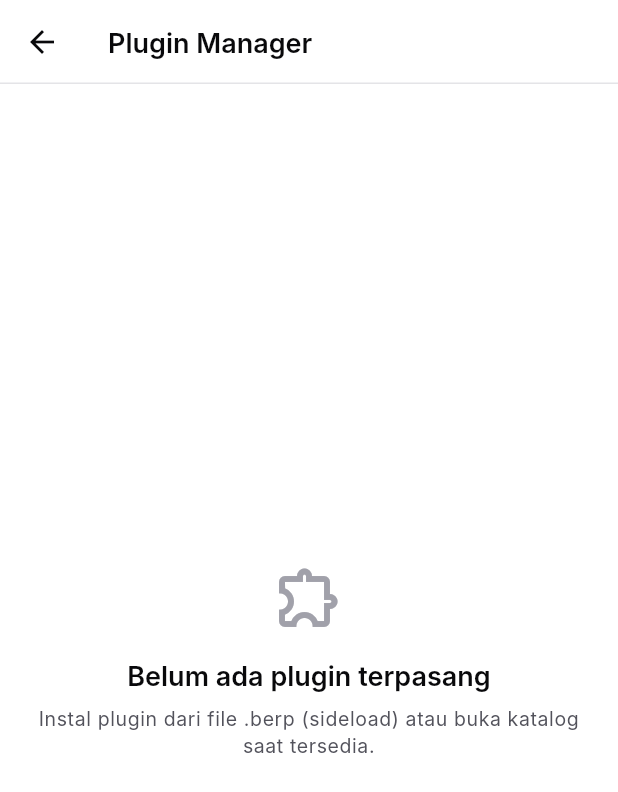
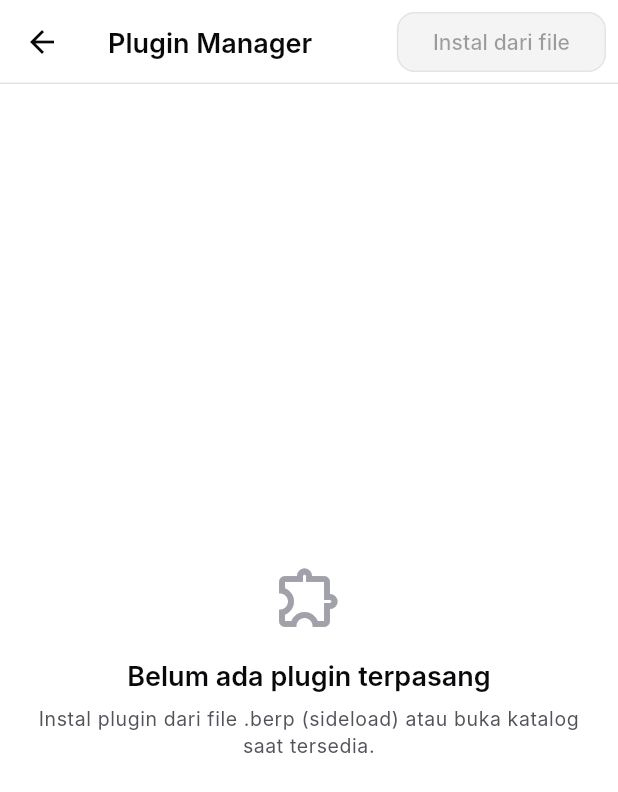
Before and after one commit to bufferite/bufferite, a Flutter app: the PluginManagerPage screen opened directly, on a phone screen of 412 x 824 dp. Shown: the top 792 px of the screen. Run offline on Flutter 3.47's test engine with Material 3 defaults, Android fonts, the phone set to English and light mode, and no system bars; our stand-ins replace file_picker, flutter_riverpod, sqflite; accounts and stored records are empty; Roboto replaces fonts that are missing (Inter).

Commit message:
feat: list installed plugins in manager (F11-T01)

```diff
--- a/lib/core/storage/storage_providers.dart
+++ b/lib/core/storage/storage_providers.dart
@@ -1,5 +1,6 @@
 import 'package:flutter_riverpod/flutter_riverpod.dart';
 
+import '../../features/plugins/plugin_repository.dart';
 import '../../features/recipe/recipe_repository.dart';
 import '../../features/settings/settings_repository.dart';
 import '../storage/app_database.dart';
@@ -14,3 +15,7 @@ final settingsRepositoryProvider = Provider<SettingsRepository>(
 final recipeRepositoryProvider = Provider<RecipeRepository>(
   (ref) => RecipeRepository(ref.watch(appDatabaseProvider)),
 );
+
+final pluginRepositoryProvider = Provider<PluginRepository>(
+  (ref) => PluginRepository(ref.watch(appDatabaseProvider)),
+);
--- a/lib/features/plugins/plugin_manager_page.dart
+++ b/lib/features/plugins/plugin_manager_page.dart
@@ -1,22 +1,113 @@
 import 'package:flutter/material.dart';
+import 'package:flutter_riverpod/flutter_riverpod.dart';
 
+import '../../core/plugin/installed_plugin.dart';
+import '../../core/plugin/semantic_version.dart';
+import '../../core/ui/components/app_badge.dart';
 import '../../core/ui/components/empty_state.dart';
+import '../../core/ui/design_tokens.dart';
+import 'plugin_providers.dart';
 
-/// Placeholder Plugin Manager. Daftar plugin, sideload, dan katalog diisi F11.
-class PluginManagerPage extends StatelessWidget {
+/// Daftar plugin terpasang sesuai `DESIGN.md` §6.5.
+class PluginManagerPage extends ConsumerWidget {
   const PluginManagerPage({super.key});
 
   @override
-  Widget build(BuildContext context) {
+  Widget build(BuildContext context, WidgetRef ref) {
+    final appVersion = ref.watch(appVersionProvider);
+    final plugins = ref.watch(installedPluginsProvider);
+
     return Scaffold(
-      appBar: AppBar(title: const Text('Plugin Manager')),
-      body: const EmptyState(
-        icon: Icons.extension_outlined,
-        title: 'Belum ada plugin terpasang',
-        description:
-            'Instal plugin dari file .berp (sideload) atau buka katalog '
-            'saat tersedia.',
+      appBar: AppBar(
+        title: const Text('Plugin Manager'),
+        actions: <Widget>[
+          const Padding(
+            padding: EdgeInsets.all(AppSpacing.sm),
+            child: OutlinedButton(
+              onPressed: null,
+              child: Text('Instal dari file'),
+            ),
+          ),
+        ],
+      ),
+      body: plugins.when(
+        loading: () => const Center(child: CircularProgressIndicator()),
+        error: (error, stackTrace) => EmptyState(
+          icon: Icons.error_outline,
+          title: 'Gagal memuat plugin',
+          description: error.toString(),
+        ),
+        data: (items) => items.isEmpty
+            ? const EmptyState(
+                icon: Icons.extension_outlined,
+                title: 'Belum ada plugin terpasang',
+                description:
+                    'Instal plugin dari file .berp (sideload) atau buka '
+                    'katalog saat tersedia.',
+              )
+            : ListView.separated(
+                padding: const EdgeInsets.all(AppSpacing.lg),
+                itemCount: items.length,
+                separatorBuilder: (context, index) =>
+                    const SizedBox(height: AppSpacing.sm),
+                itemBuilder: (context, index) =>
+                    _tile(context, items[index], appVersion),
+              ),
       ),
     );
   }
+
+  Widget _tile(
+    BuildContext context,
+    InstalledPlugin plugin,
+    SemanticVersion appVersion,
+  ) {
+    final manifest = plugin.manifest;
+    final status = plugin.statusFor(appVersion);
+    return Card(
+      child: ListTile(
+        title: Text(manifest.name),
+        subtitle: Column(
+          crossAxisAlignment: CrossAxisAlignment.start,
+          children: <Widget>[
+            Text('${manifest.pluginId} · v${manifest.version}'),
+            const SizedBox(height: AppSpacing.xs),
+            Text(
+              'Sumber: ${plugin.source.name} · Izin: '
+              '${manifest.permissions.map((p) => p.wireName).join(', ')}',
+              style: Theme.of(context).textTheme.bodySmall,
+            ),
+          ],
+        ),
+        isThreeLine: true,
+        trailing: Column(
+          mainAxisSize: MainAxisSize.min,
+          crossAxisAlignment: CrossAxisAlignment.end,
+          children: <Widget>[
+            AppBadge(label: manifest.tier.name),
+            const SizedBox(height: AppSpacing.xs),
+            _statusBadge(status),
+          ],
+        ),
+      ),
+    );
+  }
+
+  Widget _statusBadge(PluginStatus status) {
+    return switch (status) {
+      PluginStatus.active => const AppBadge(
+        label: 'aktif',
+        tone: AppBadgeTone.success,
+      ),
+      PluginStatus.disabled => const AppBadge(label: 'nonaktif'),
+      PluginStatus.unverified => const AppBadge(
+        label: 'unverified',
+        tone: AppBadgeTone.warning,
+      ),
+      PluginStatus.incompatible => const AppBadge(
+        label: 'inkompatibel',
+        tone: AppBadgeTone.danger,
+      ),
+    };
+  }
 }
--- /dev/null
+++ b/lib/features/plugins/plugin_providers.dart
@@ -0,0 +1,15 @@
+import 'package:flutter_riverpod/flutter_riverpod.dart';
+
+import '../../core/plugin/installed_plugin.dart';
+import '../../core/plugin/semantic_version.dart';
+import '../../core/storage/storage_providers.dart';
+
+/// Versi aplikasi yang dipakai untuk cek kompatibilitas plugin.
+final appVersionProvider = Provider<SemanticVersion>(
+  (ref) => SemanticVersion.parse('1.0.0'),
+);
+
+/// Plugin terpasang dari SQLite.
+final installedPluginsProvider = FutureProvider<List<InstalledPlugin>>(
+  (ref) => ref.watch(pluginRepositoryProvider).list(),
+);
```
